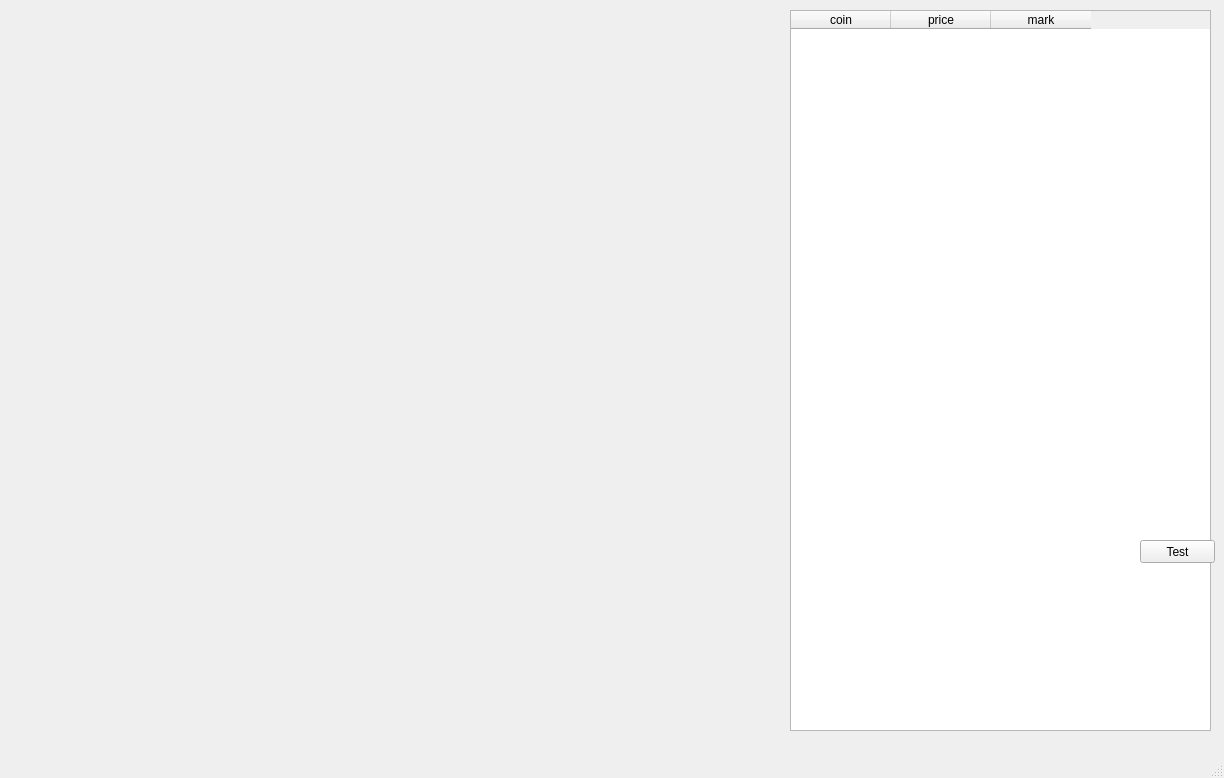
First picture: the form in coin_alarm/gui.ui, repository Qmingming/coin_alarm, before the edit.
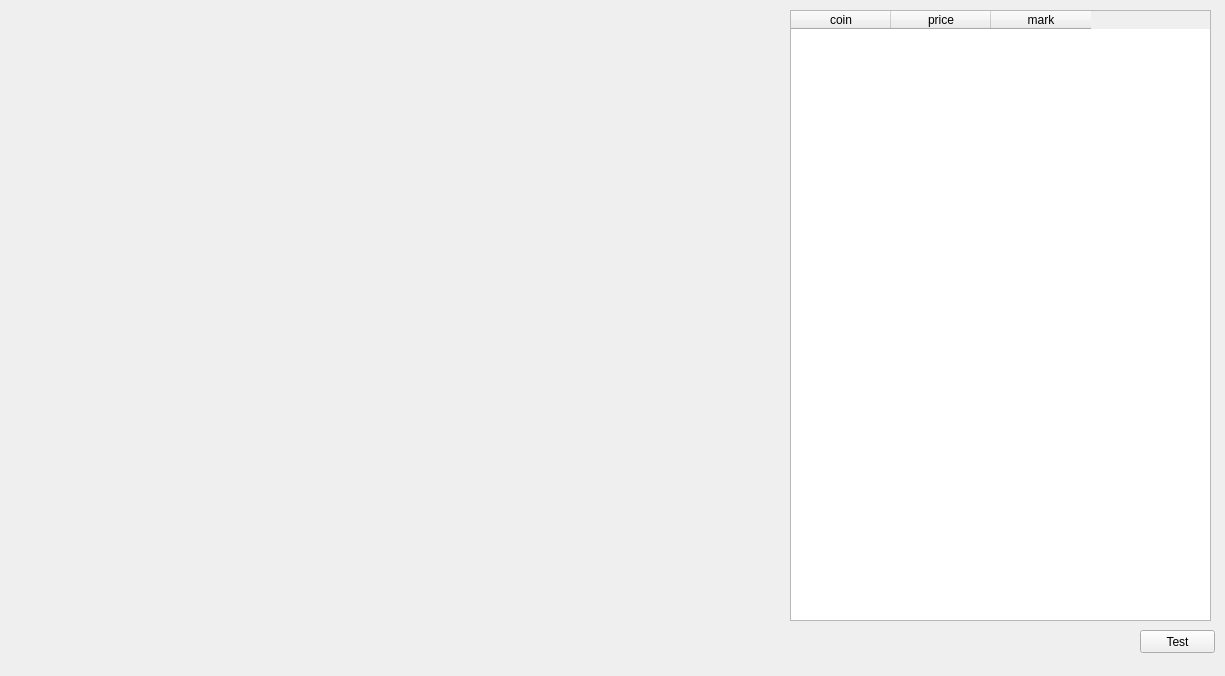
Second picture: the form after the edit.

```diff
--- a/coin_alarm/gui.ui
+++ b/coin_alarm/gui.ui
@@ -6,8 +6,8 @@
    <rect>
     <x>0</x>
     <y>0</y>
-    <width>1224</width>
-    <height>778</height>
+    <width>1225</width>
+    <height>676</height>
    </rect>
   </property>
   <property name="windowTitle">
@@ -20,7 +20,7 @@
       <x>790</x>
       <y>10</y>
       <width>421</width>
-      <height>721</height>
+      <height>611</height>
      </rect>
     </property>
     <property name="editTriggers">
@@ -57,7 +57,7 @@
       <x>10</x>
       <y>10</y>
       <width>771</width>
-      <height>721</height>
+      <height>631</height>
      </rect>
     </property>
     <layout class="QVBoxLayout" name="verticalLayout"/>
@@ -66,7 +66,7 @@
     <property name="geometry">
      <rect>
       <x>1140</x>
-      <y>540</y>
+      <y>630</y>
       <width>75</width>
       <height>23</height>
      </rect>
@@ -91,7 +91,6 @@
     </rect>
    </property>
   </widget>
-  <widget class="QStatusBar" name="statusbar"/>
  </widget>
  <resources/>
  <connections/>
```
Left out of the diff: 2 changed lines with no effect on the pictures.
